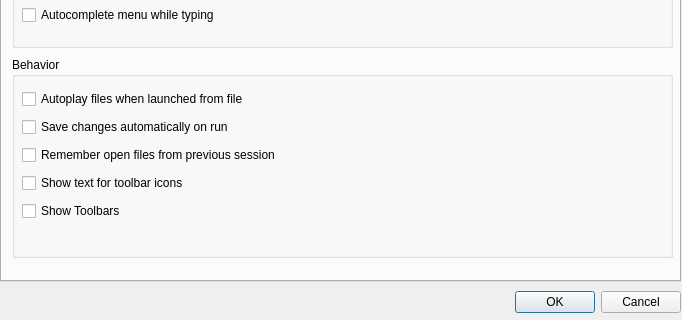
The window that src/configdialog.ui (CsoundQt/CsoundQt) describes before a commit, drawn with Qt 5; both pictures show x 0 to 682 and y 269 to 589 of the 682 by 589 pixel window.
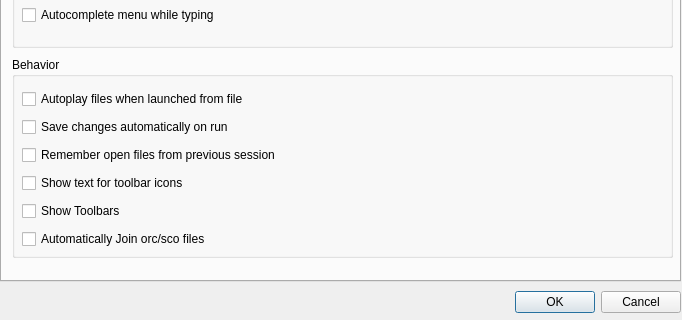
The same window after the commit. The open tabs and pages were chosen to show the change.

Commit message: Added auto join option to minimize user interaction when opening orc/sco files. Removed drag/drop work which interferes with drag/drop within a document

The edit to the form file:
```diff
--- a/src/configdialog.ui
+++ b/src/configdialog.ui
@@ -1340,7 +1340,7 @@
         <x>10</x>
         <y>30</y>
         <width>641</width>
-        <height>141</height>
+        <height>170</height>
        </rect>
       </property>
       <layout class="QVBoxLayout" name="verticalLayout">
@@ -1385,6 +1385,13 @@
          </property>
         </widget>
        </item>
+       <item>
+        <widget class="QCheckBox" name="autoJoinCheckBox">
+         <property name="text">
+          <string>Automatically Join orc/sco files</string>
+         </property>
+        </widget>
+       </item>
       </layout>
      </widget>
     </widget>
```
Left out of the diff: 2 changed lines with no effect on the pictures. The commit also changes 6 other files.
